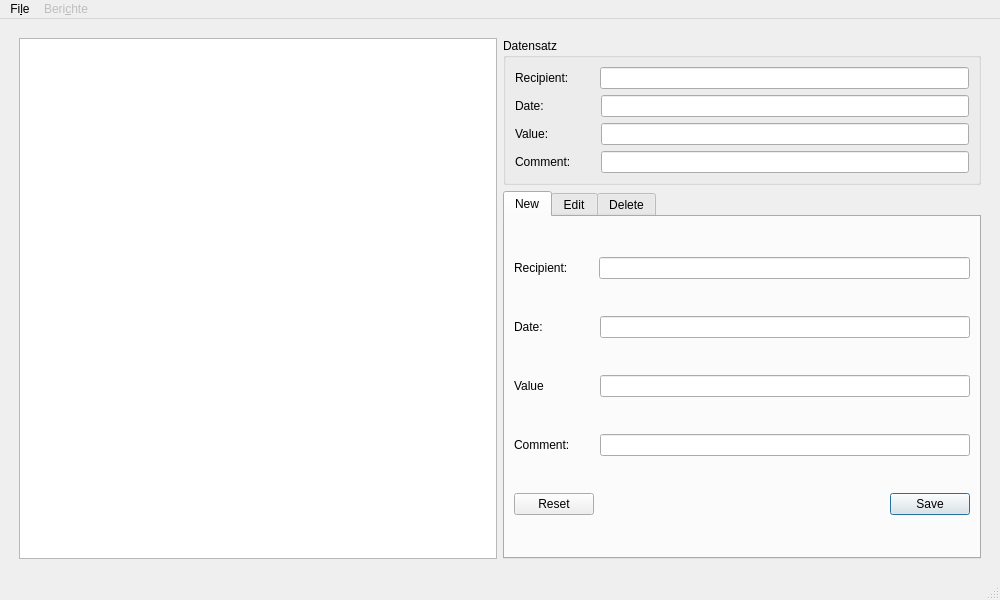
Qt form ui/MainWindow.ui (Isotop7/pyrtemonnaie) before a commit.
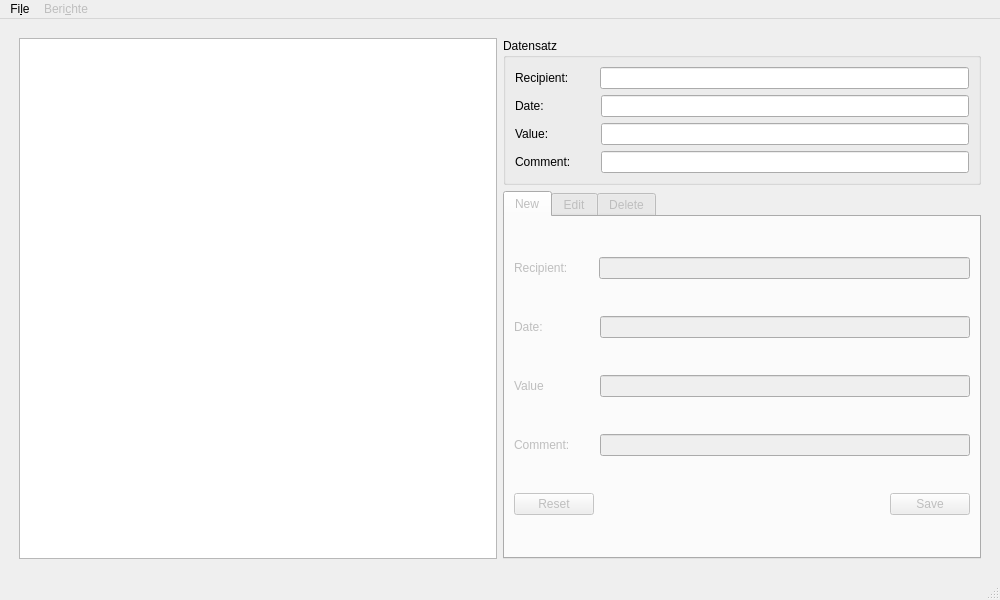
The same form after that commit.

Commit message: only activate tabwidget when data is loaded

```diff
--- a/ui/MainWindow.ui
+++ b/ui/MainWindow.ui
@@ -194,6 +194,9 @@
         </item>
         <item>
          <widget class="QTabWidget" name="tabWidget">
+          <property name="enabled">
+           <bool>false</bool>
+          </property>
           <property name="currentIndex">
            <number>0</number>
           </property>
```
The commit also changes 2 other files.
